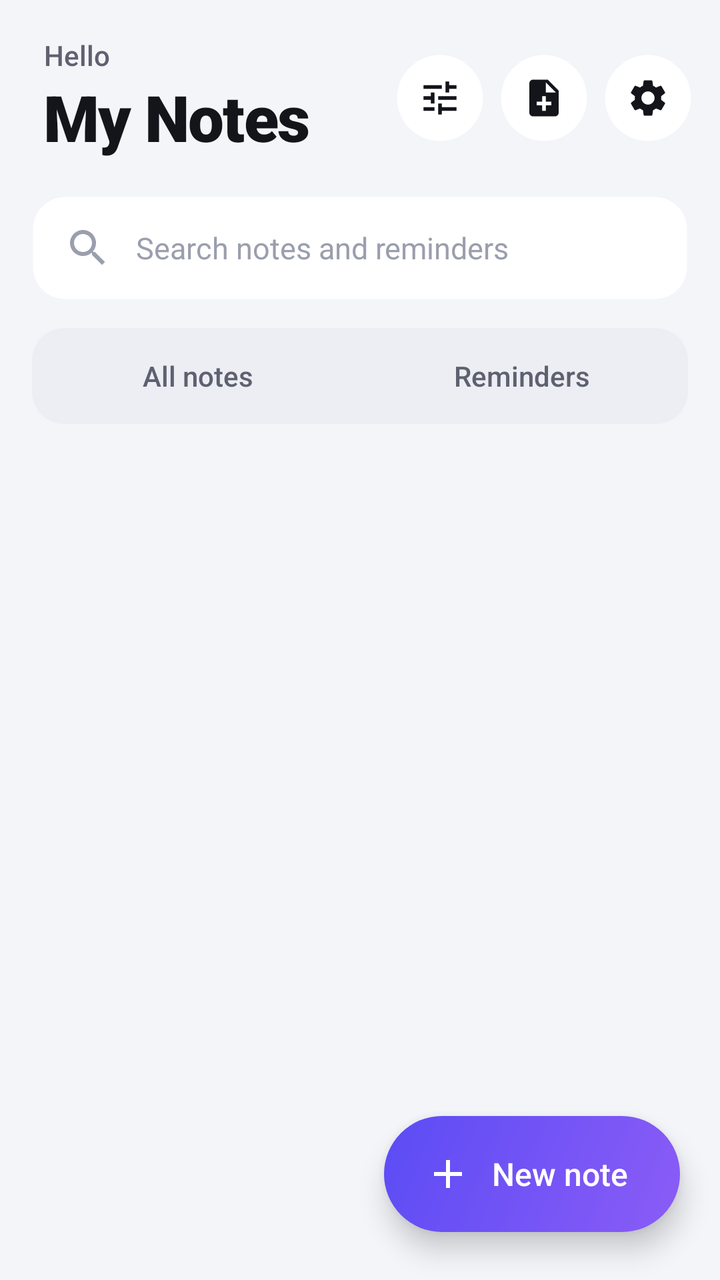
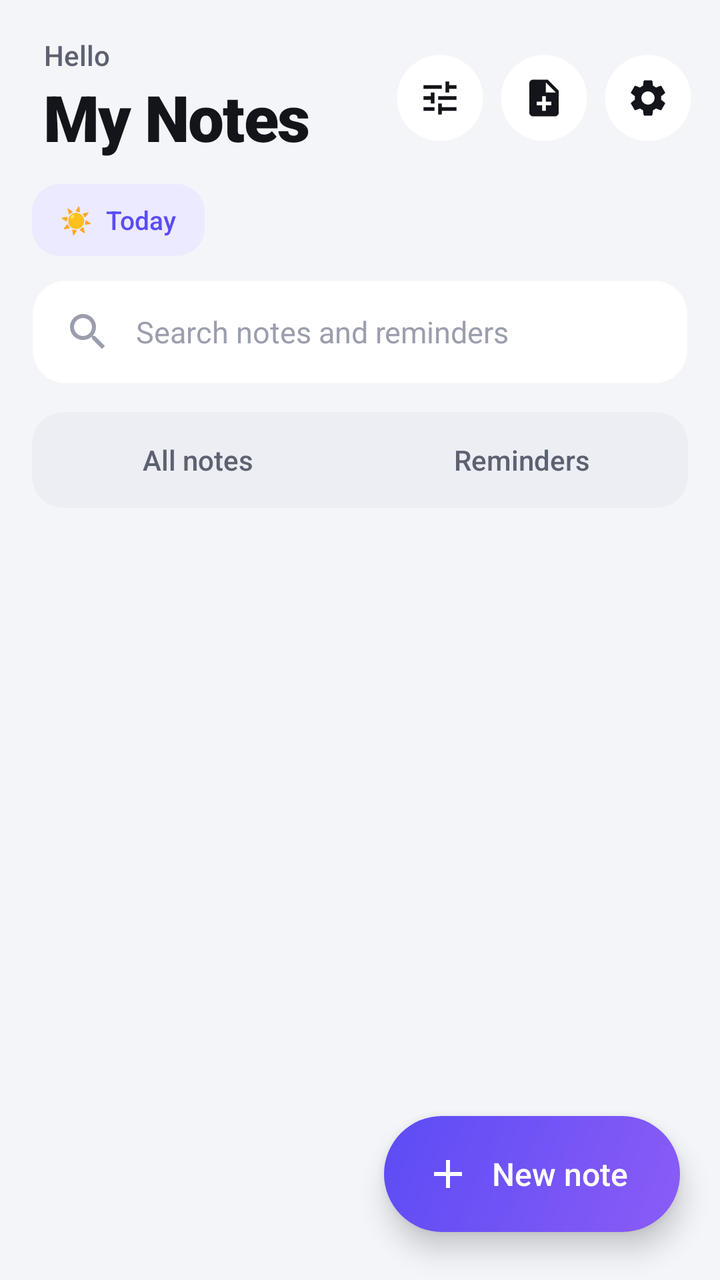

Compare the two renders of this Android layout. The source of the first and the diff that turns it into the second are given below.
<!-- AndroidManifest.xml: application theme AppTheme -->
<!-- res/layout/activity_main.xml -->
<?xml version="1.0" encoding="utf-8"?>
<FrameLayout xmlns:android="http://schemas.android.com/apk/res/android"
    android:layout_width="match_parent"
    android:layout_height="match_parent"
    android:background="?attr/nBg">

    <LinearLayout
        android:layout_width="match_parent"
        android:layout_height="match_parent"
        android:orientation="vertical">

        
        <LinearLayout
            android:layout_width="match_parent"
            android:layout_height="wrap_content"
            android:gravity="center_vertical"
            android:orientation="horizontal"
            android:paddingStart="22dp"
            android:paddingTop="18dp"
            android:paddingEnd="14dp">

            <LinearLayout
                android:layout_width="0dp"
                android:layout_height="wrap_content"
                android:layout_weight="1"
                android:orientation="vertical">

                <TextView
                    android:id="@+id/greeting"
                    android:layout_width="wrap_content"
                    android:layout_height="wrap_content"
                    android:fontFamily="sans-serif-medium"
                    android:text="Hello"
                    android:textColor="@color/text2"
                    android:textSize="14sp" />

                <TextView
                    android:layout_width="wrap_content"
                    android:layout_height="wrap_content"
                    android:fontFamily="sans-serif-black"
                    android:letterSpacing="-0.02"
                    android:text="My Notes"
                    android:textColor="@color/text"
                    android:textSize="32sp" />
            </LinearLayout>

            <ImageButton
                android:id="@+id/btn_view"
                style="@style/CircleButton"
                android:layout_marginEnd="8dp"
                android:contentDescription="View, sort and recycle bin"
                android:elevation="1dp"
                android:src="@drawable/ic_tune" />

            <ImageButton
                android:id="@+id/btn_import"
                style="@style/CircleButton"
                android:layout_marginEnd="8dp"
                android:contentDescription="Make a note from a photo, PDF or file"
                android:elevation="1dp"
                android:src="@drawable/ic_import" />

            <ImageButton
                android:id="@+id/btn_settings"
                style="@style/CircleButton"
                android:contentDescription="Settings"
                android:elevation="1dp"
                android:src="@drawable/ic_settings" />
        </LinearLayout>

        
        <EditText
            android:id="@+id/search"
            android:layout_width="match_parent"
            android:layout_height="52dp"
            android:layout_marginStart="16dp"
            android:layout_marginTop="18dp"
            android:layout_marginEnd="16dp"
            android:background="@drawable/bg_search"
            android:drawableStart="@drawable/ic_search"
            android:drawablePadding="12dp"
            android:drawableTint="@color/hint"
            android:elevation="1dp"
            android:hint="Search notes and reminders"
            android:imeOptions="actionSearch"
            android:inputType="text"
            android:paddingStart="16dp"
            android:paddingEnd="16dp"
            android:textColor="@color/text"
            android:textSize="15sp" />

        
        <LinearLayout
            android:layout_width="match_parent"
            android:layout_height="wrap_content"
            android:layout_marginStart="16dp"
            android:layout_marginTop="14dp"
            android:layout_marginEnd="16dp"
            android:layout_marginBottom="4dp"
            android:background="@drawable/bg_segment"
            android:orientation="horizontal"
            android:padding="4dp">

            <TextView
                android:id="@+id/tab_notes"
                android:layout_width="0dp"
                android:layout_height="40dp"
                android:layout_weight="1"
                android:background="@drawable/bg_tab"
                android:fontFamily="sans-serif-medium"
                android:gravity="center"
                android:stateListAnimator="@null"
                android:text="All notes"
                android:textColor="@color/tab_text"
                android:textSize="14sp" />

            <TextView
                android:id="@+id/tab_reminders"
                android:layout_width="0dp"
                android:layout_height="40dp"
                android:layout_marginStart="4dp"
                android:layout_weight="1"
                android:background="@drawable/bg_tab"
                android:fontFamily="sans-serif-medium"
                android:gravity="center"
                android:text="Reminders"
                android:textColor="@color/tab_text"
                android:textSize="14sp" />
        </LinearLayout>

        
        <HorizontalScrollView
            android:id="@+id/label_scroll"
            android:layout_width="match_parent"
            android:layout_height="wrap_content"
            android:layout_marginTop="8dp"
            android:clipToPadding="false"
            android:paddingStart="16dp"
            android:paddingEnd="16dp"
            android:scrollbars="none"
            android:visibility="gone">

            <LinearLayout
                android:id="@+id/label_chips"
                android:layout_width="wrap_content"
                android:layout_height="wrap_content"
                android:orientation="horizontal" />
        </HorizontalScrollView>

        <FrameLayout
            android:layout_width="match_parent"
            android:layout_height="0dp"
            android:layout_weight="1">

            <GridView
                android:id="@+id/grid"
                android:layout_width="match_parent"
                android:layout_height="match_parent"
                android:clipToPadding="false"
                android:horizontalSpacing="10dp"
                android:listSelector="@android:color/transparent"
                android:numColumns="2"
                android:paddingStart="16dp"
                android:paddingTop="8dp"
                android:paddingEnd="16dp"
                android:paddingBottom="112dp"
                android:scrollbarStyle="outsideOverlay"
                android:stretchMode="columnWidth"
                android:verticalSpacing="0dp"
                android:visibility="gone" />

            <ListView
                android:id="@+id/list"
                android:layout_width="match_parent"
                android:layout_height="match_parent"
                android:clipToPadding="false"
                android:divider="@null"
                android:dividerHeight="0dp"
                android:listSelector="@android:color/transparent"
                android:paddingStart="16dp"
                android:paddingTop="8dp"
                android:paddingEnd="16dp"
                android:paddingBottom="112dp"
                android:scrollbarStyle="outsideOverlay" />

            <TextView
                android:id="@+id/empty"
                android:layout_width="match_parent"
                android:layout_height="wrap_content"
                android:layout_gravity="center"
                android:layout_marginBottom="60dp"
                android:drawableTop="@drawable/art_empty"
                android:drawablePadding="22dp"
                android:gravity="center"
                android:lineSpacingExtra="5dp"
                android:padding="32dp"
                android:textColor="@color/text2"
                android:textSize="15sp"
                android:visibility="gone" />
        </FrameLayout>
    </LinearLayout>

    
    <TextView
        android:id="@+id/fab"
        android:layout_width="wrap_content"
        android:layout_height="58dp"
        android:layout_gravity="bottom|end"
        android:layout_marginEnd="20dp"
        android:layout_marginBottom="24dp"
        android:background="@drawable/bg_fab"
        android:contentDescription="New note"
        android:drawableStart="@drawable/ic_add"
        android:drawablePadding="10dp"
        android:drawableTint="@color/on_accent"
        android:elevation="8dp"
        android:fontFamily="sans-serif-medium"
        android:gravity="center"
        android:paddingStart="20dp"
        android:paddingEnd="26dp"
        android:text="New note"
        android:textColor="@color/on_accent"
        android:textSize="16sp" />
</FrameLayout>
<!-- resources referenced by this layout -->
<resources>
  <color name="hint">#9A9EAD</color>
  <color name="on_accent">#FFFFFF</color>
  <color name="text">#14151A</color>
  <color name="text2">#5D6170</color>
  <!-- drawable bg_search (drawable) -->
  <?xml version="1.0" encoding="utf-8"?>
  <shape xmlns:android="http://schemas.android.com/apk/res/android" android:shape="rectangle">
      <solid android:color="?attr/nSurface" />
      <stroke android:width="1dp" android:color="?attr/nCardStroke" />
      <corners android:radius="16dp" />
  </shape>
  <!-- drawable bg_segment (drawable) -->
  <?xml version="1.0" encoding="utf-8"?>
  <shape xmlns:android="http://schemas.android.com/apk/res/android" android:shape="rectangle">
      <solid android:color="?attr/nSurface2" />
      <corners android:radius="16dp" />
  </shape>
  <!-- drawable ic_add (drawable) -->
  <?xml version="1.0" encoding="utf-8"?>
  <vector xmlns:android="http://schemas.android.com/apk/res/android"
      android:width="24dp" android:height="24dp" android:viewportWidth="24" android:viewportHeight="24">
      <path android:fillColor="#FFFFFFFF" android:pathData="M19,13h-6v6h-2v-6H5v-2h6V5h2v6h6v2z" />
  </vector>
  <style name="CircleButton" parent="IconButton">
          <item name="android:background">@drawable/bg_circle</item>
      </style>
  <style name="IconButton">
          <item name="android:layout_width">44dp</item>
          <item name="android:layout_height">44dp</item>
          <item name="android:padding">11dp</item>
          <item name="android:background">@drawable/bg_round_ripple</item>
          <item name="android:scaleType">centerInside</item>
          <item name="android:tint">@color/text</item>
      </style>
  <!-- drawable bg_circle (drawable) -->
  <?xml version="1.0" encoding="utf-8"?>
  <ripple xmlns:android="http://schemas.android.com/apk/res/android" android:color="#297A7F99">
      <item>
          <shape android:shape="oval">
              <solid android:color="?attr/nSurface" />
              <stroke android:width="1dp" android:color="?attr/nCardStroke" />
          </shape>
      </item>
  </ripple>
  <color name="accent">#5B4CF5</color>
  <color name="accent2">#8B5CF6</color>
  <color name="accent_soft">#ECEAFE</color>
  <color name="bg">#F4F5F9</color>
  <color name="surface">#FFFFFF</color>
  <color name="surface2">#ECEEF4</color>
  <color name="card_stroke">#00000000</color>
  <color name="divider">#E4E6EE</color>
  <!-- drawable bg_action_mode (drawable) -->
  <?xml version="1.0" encoding="utf-8"?>
  <shape xmlns:android="http://schemas.android.com/apk/res/android" android:shape="rectangle">
      <solid android:color="?attr/nSurface" />
  </shape>
  <style name="ScreenAnim" parent="@android:style/Animation.Activity" />
  <!-- drawable bg_round_ripple (drawable) -->
  <?xml version="1.0" encoding="utf-8"?>
  <ripple xmlns:android="http://schemas.android.com/apk/res/android" android:color="#297A7F99"
      android:radius="22dp" />
  <!-- drawable bg_dialog (drawable) -->
  <?xml version="1.0" encoding="utf-8"?>
  <inset xmlns:android="http://schemas.android.com/apk/res/android"
      android:insetLeft="18dp" android:insetRight="18dp" android:insetTop="24dp" android:insetBottom="24dp">
      <shape android:shape="rectangle">
          <solid android:color="?attr/nSurface" />
          <corners android:radius="28dp" />
      </shape>
  </inset>
  <style name="PopAnim">
          <item name="android:windowEnterAnimation">@anim/pop_in</item>
          <item name="android:windowExitAnimation">@anim/pop_out</item>
      </style>
  <!-- unchanged entries left out for length: 11 -->
</resources>

<!-- the commit's change to res/layout/activity_main.xml (unified diff, before → after) -->
@@ -69,12 +69,29 @@
         </LinearLayout>
 
         
+        <TextView
+            android:id="@+id/today_chip"
+            android:layout_width="wrap_content"
+            android:layout_height="36dp"
+            android:layout_marginStart="16dp"
+            android:layout_marginTop="12dp"
+            android:background="@drawable/bg_chip"
+            android:contentDescription="Today page: reminders and things still to do"
+            android:fontFamily="sans-serif-medium"
+            android:gravity="center_vertical"
+            android:paddingStart="14dp"
+            android:paddingEnd="14dp"
+            android:text="☀  Today"
+            android:textColor="?attr/nAccent"
+            android:textSize="13sp" />
+
+        
         <EditText
             android:id="@+id/search"
             android:layout_width="match_parent"
             android:layout_height="52dp"
             android:layout_marginStart="16dp"
-            android:layout_marginTop="18dp"
+            android:layout_marginTop="12dp"
             android:layout_marginEnd="16dp"
             android:background="@drawable/bg_search"
             android:drawableStart="@drawable/ic_search"
<!-- resource entries referenced after the edit -->
@@ -4,6 +4,16 @@
   <color name="on_accent">#FFFFFF</color>
   <color name="text">#14151A</color>
   <color name="text2">#5D6170</color>
+  <!-- drawable bg_chip (drawable) -->
+  <?xml version="1.0" encoding="utf-8"?>
+  <ripple xmlns:android="http://schemas.android.com/apk/res/android" android:color="#1F7A7F99">
+      <item>
+          <shape android:shape="rectangle">
+              <solid android:color="?attr/nAccentSoft" />
+              <corners android:radius="14dp" />
+          </shape>
+      </item>
+  </ripple>
   <!-- drawable bg_search (drawable) -->
   <?xml version="1.0" encoding="utf-8"?>
   <shape xmlns:android="http://schemas.android.com/apk/res/android" android:shape="rectangle">
